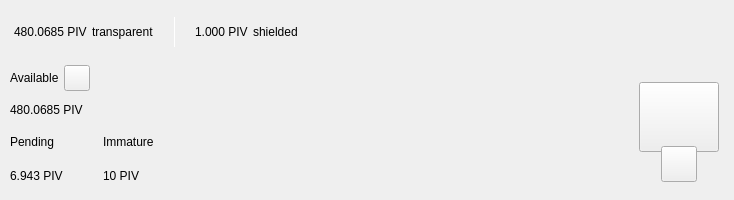
This is src/qt/hemis/forms/topbar.ui in PIVX-Project/PIVX as Qt 5 draws it before an edit. The edited form follows.
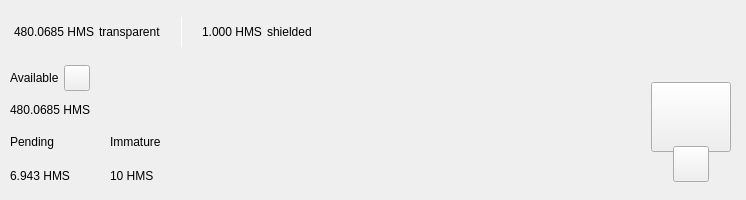
This is the edited form. Custom widgets are drawn as their Qt base class.

Diff of the .ui file:
```diff
--- a/src/qt/hemis/forms/topbar.ui
+++ b/src/qt/hemis/forms/topbar.ui
@@ -119,7 +119,7 @@
                <string notr="true">padding:0px;margin:0px;</string>
               </property>
               <property name="text">
-               <string notr="true">480.0685 PIV</string>
+               <string notr="true">480.0685 HMS</string>
               </property>
              </widget>
             </item>
@@ -195,7 +195,7 @@
                </size>
               </property>
               <property name="text">
-               <string notr="true">1.000 PIV</string>
+               <string notr="true">1.000 HMS</string>
               </property>
              </widget>
             </item>
@@ -474,7 +474,7 @@
              <item>
               <widget class="QLabel" name="labelAmountPiv">
                <property name="text">
-                <string notr="true">480.0685 PIV</string>
+                <string notr="true">480.0685 HMS</string>
                </property>
               </widget>
              </item>
@@ -529,7 +529,7 @@
                  <item>
                   <widget class="QLabel" name="labelPendingPiv">
                    <property name="text">
-                    <string notr="true">6.943 PIV</string>
+                    <string notr="true">6.943 HMS</string>
                    </property>
                   </widget>
                  </item>
@@ -583,7 +583,7 @@
                  <item>
                   <widget class="QLabel" name="labelImmaturePiv">
                    <property name="text">
-                    <string notr="true">10 PIV</string>
+                    <string notr="true">10 HMS</string>
                    </property>
                   </widget>
                  </item>
```
